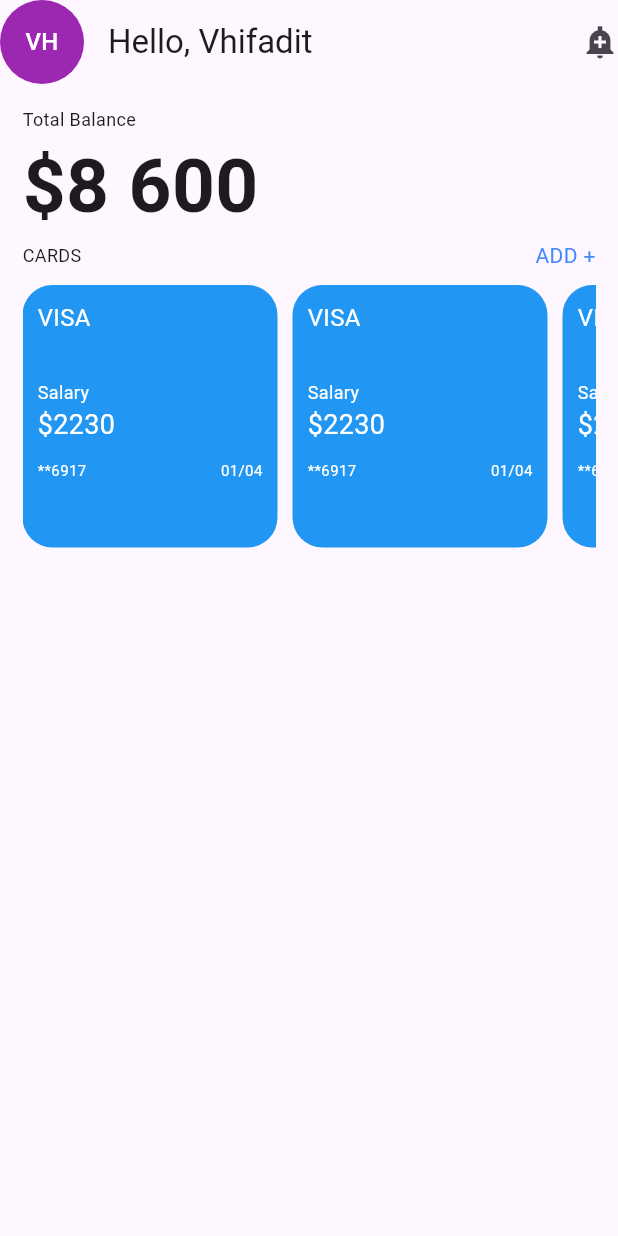
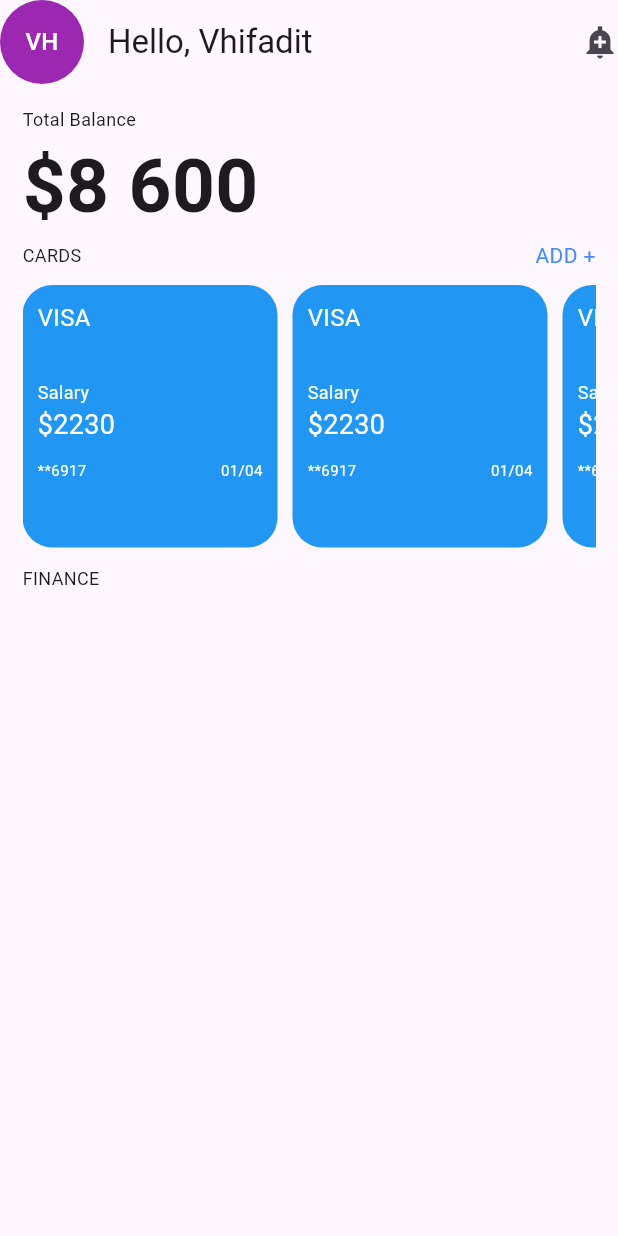
Before and after one commit to Vhifadit/flutter_motivation, a Flutter app: the screen it shows after launch, on a phone screen of 412 x 824 dp. Run offline on Flutter 3.47's test engine with Material 3 defaults, Android fonts, the phone set to English and light mode, and no system bars.

Commit message:
debut de la section finance

```diff
--- a/lib/main.dart
+++ b/lib/main.dart
@@ -74,13 +74,15 @@ class MonApp extends StatelessWidget {
               ],
             ),
             Container(
+              margin: EdgeInsets.only(bottom: 12),
               height: 185,
               child: ListView.builder(
                 scrollDirection: Axis.horizontal,
                 itemCount: 10,
                 itemBuilder: (context, index) {
                   return Container(
-                    margin: EdgeInsets.only(top: 10, right: 10),
+
+                    margin: EdgeInsets.only(top: 10, right: 10 ),
                     width: 170,
                     padding: EdgeInsets.all(10),
                     decoration: BoxDecoration(
@@ -129,6 +131,7 @@ class MonApp extends StatelessWidget {
                 },
               ),
             ),
+            Text("FINANCE",style: TextStyle(fontSize:12 ),)
           ],
         ),
       ),
```
